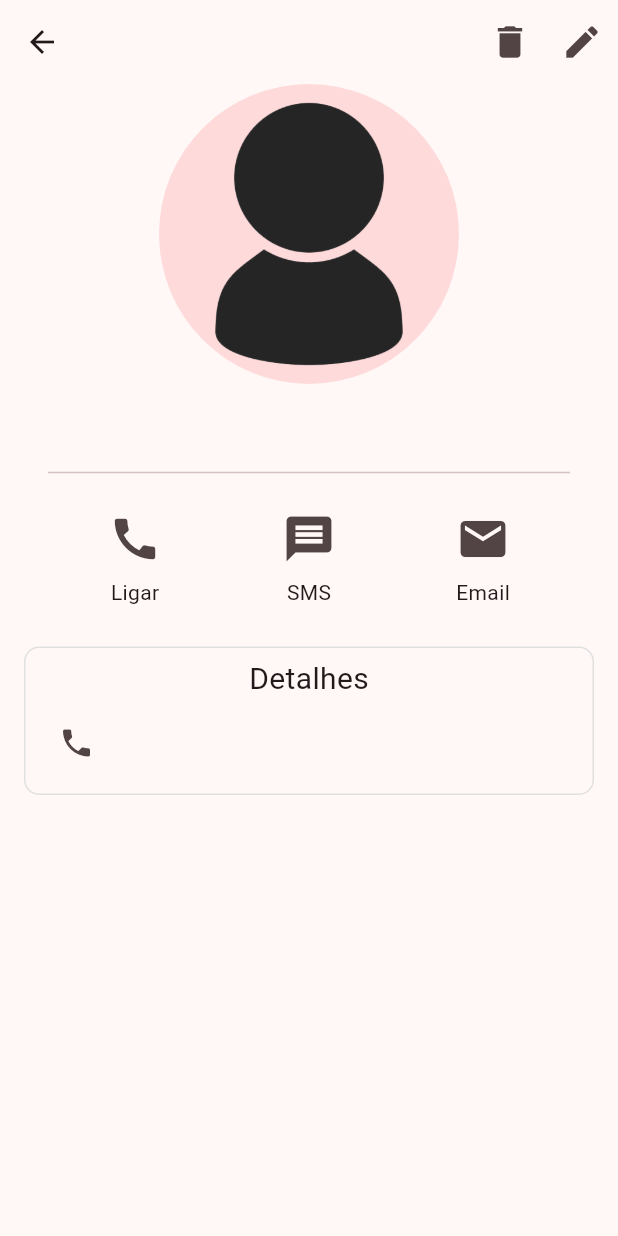
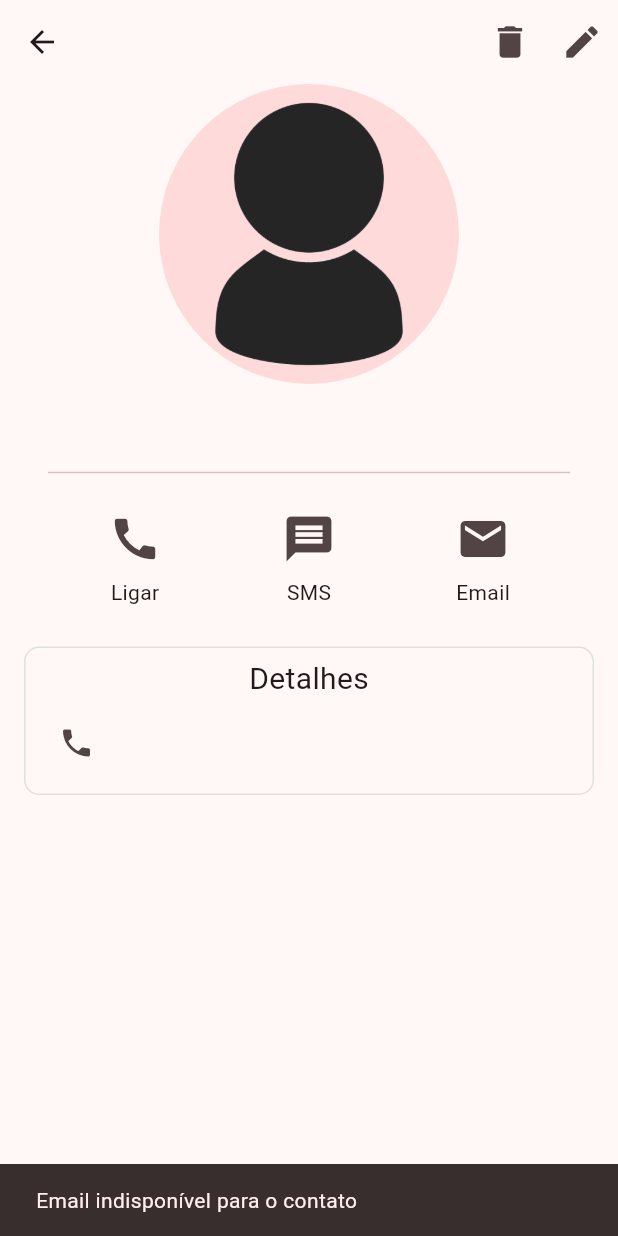
Before and after one commit to cicerobas/app_contatos, a Flutter app: the ContactDetailPage screen opened directly with empty values, after a tap on the "mail" icon, on a phone screen of 412 x 824 dp. Run offline on Flutter 3.47's test engine with Material 2 defaults, Android fonts, the phone set to English and light mode, and no system bars; our stand-ins replace brasil_fields, dio, flutter_dotenv, image_cropper, image_picker; network calls fail.

Commit message:
Funções de ligar, sms e email na tela detalhes

```diff
--- a/lib/pages/contact_detail_page.dart
+++ b/lib/pages/contact_detail_page.dart
@@ -3,7 +3,9 @@ import 'dart:io';
 import 'package:app_contatos/models/contact_model.dart';
 import 'package:app_contatos/pages/home_page.dart';
 import 'package:app_contatos/repositories/contact_repository.dart';
+import 'package:brasil_fields/brasil_fields.dart';
 import 'package:flutter/material.dart';
+import 'package:url_launcher/url_launcher.dart';
 
 class ContactDetailPage extends StatelessWidget {
   const ContactDetailPage({super.key, required this.contactModel});
@@ -51,7 +53,8 @@ class ContactDetailPage extends StatelessWidget {
                     Column(
                       children: [
                         IconButton(
-                            onPressed: () {},
+                            onPressed: () =>
+                                _callNumber(contactModel.phoneNumber!, 'tel'),
                             icon: const Icon(
                               Icons.call,
                               size: 36,
@@ -62,7 +65,8 @@ class ContactDetailPage extends StatelessWidget {
                     Column(
                       children: [
                         IconButton(
-                            onPressed: () {},
+                            onPressed: () =>
+                                _callNumber(contactModel.phoneNumber!, 'sms'),
                             icon: const Icon(
                               Icons.message,
                               size: 36,
@@ -73,7 +77,17 @@ class ContactDetailPage extends StatelessWidget {
                     Column(
                       children: [
                         IconButton(
-                            onPressed: () {},
+                            onPressed: () {
+                              if (contactModel.email == null ||
+                                  contactModel.email == '') {
+                                ScaffoldMessenger.of(context).showSnackBar(
+                                    const SnackBar(
+                                        content: Text(
+                                            'Email indisponível para o contato')));
+                              } else {
+                                _sendEmail(contactModel.email!);
+                              }
+                            },
                             icon: const Icon(
                               Icons.mail,
                               size: 36,
@@ -132,6 +146,22 @@ class ContactDetailPage extends StatelessWidget {
         ));
   }
 
+  void _sendEmail(String email) async {
+    final Uri params = Uri(scheme: 'mailto', path: email);
+    String url = params.toString();
+    if (await canLaunchUrl(Uri.parse(url))) {
+      await launchUrl(Uri.parse(url));
+    }
+  }
+
+  void _callNumber(String phoneNumber, String action) async {
+    final url =
+        '$action:${UtilBrasilFields.obterTelefone(phoneNumber, mascara: false)}';
+    if (await canLaunchUrl(Uri.parse(url))) {
+      await launchUrl(Uri.parse(url));
+    }
+  }
+
   _getContactImage(String? path) {
     return (path != null && File(path).existsSync())
         ? FileImage(File(contactModel.imagePath!))
--- a/pubspec.yaml
+++ b/pubspec.yaml
@@ -16,6 +16,7 @@ dependencies:
   path_provider: ^2.1.1
   flutter_dotenv: ^5.1.0
   dio: ^5.3.3
+  url_launcher: ^6.1.14
 
 
 dev_dependencies:
```
Also changed, not shown: pubspec.lock, 6 other files.
